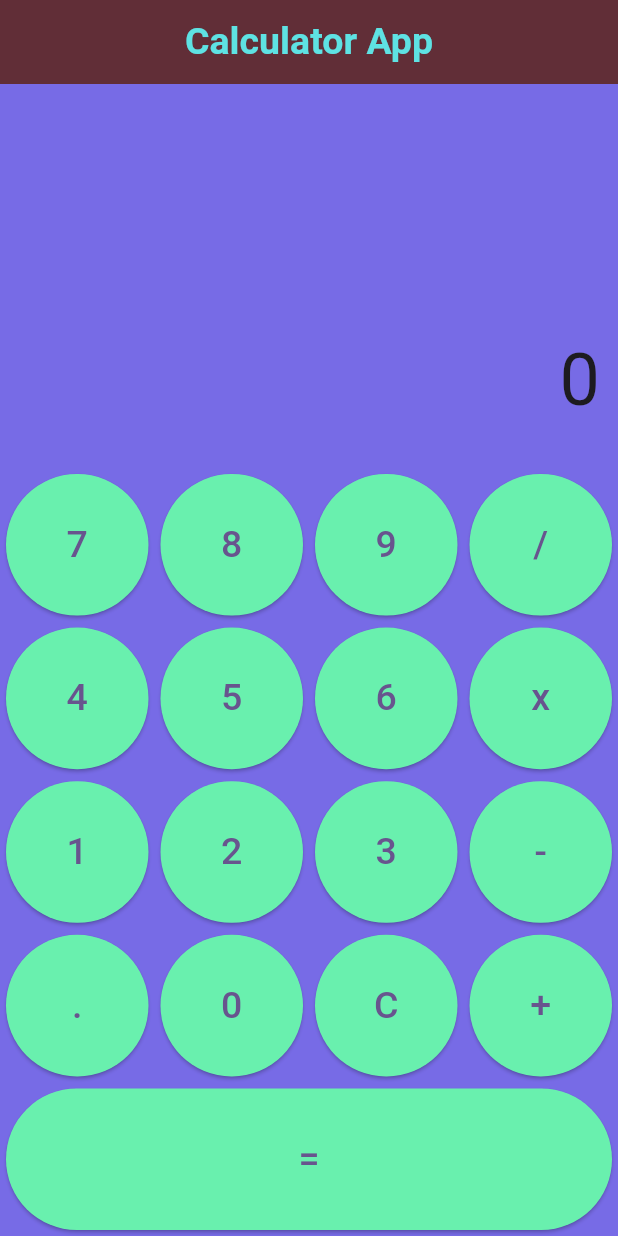
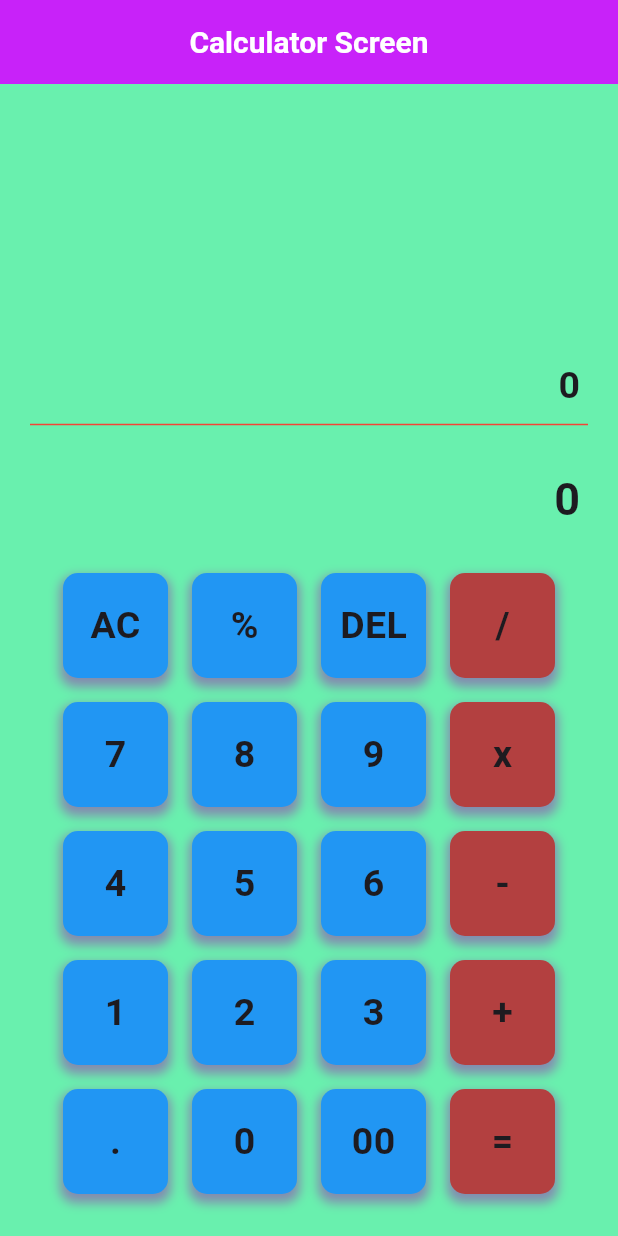
Before and after one commit to Qariziaullahkhan/Young-dev-Interne-Calcuator-Task, a Flutter app: the screen it shows after launch, on a phone screen of 412 x 824 dp. Run offline on Flutter 3.47's test engine with Material 3 defaults, Android fonts, the phone set to English and light mode, and no system bars; our stand-ins replace gap, math_expressions.

Commit message:
we add the calculator screens

```diff
--- /dev/null
+++ b/lib/App_colors.dart
@@ -0,0 +1,11 @@
+import 'dart:ui';
+
+import 'package:flutter/material.dart';
+
+class Appcolors {
+  static const primaryColor = Color(0xFF7729EE);
+  static const pinkColor = Color(0xFFC822F9);
+  static const lightPurpleColor = Color(0xFF855AD1);
+  static const bluecolor2 = Color(0xFF1E84A4);
+  static const bluecolor1 = Colors.white;
+}
--- a/lib/Home_screen.dart
+++ b/lib/Home_screen.dart
@@ -1,169 +1,238 @@
 import 'package:flutter/material.dart';
+import 'package:gap/gap.dart';
+import 'package:math_expressions/math_expressions.dart';
+import 'package:youngdev_interne_calculator_task/App_colors.dart';
 
-class CalculatorScreen extends StatefulWidget {
-  const CalculatorScreen({super.key});
+import 'custom_button.dart';
+
+class HomeScreen extends StatefulWidget {
+  const HomeScreen({super.key});
 
   @override
-  State<CalculatorScreen> createState() => _CalculatorScreenState();
+  State<HomeScreen> createState() => _HomeScreenState();
 }
 
-class _CalculatorScreenState extends State<CalculatorScreen> {
-  String _output = '0';
-String _calculation = '';
-double num1 = 0.0;
-double num2 = 0.0;
-String operand = '';
-void _buttonPressed(String buttonText) {
-setState(() {
-if (buttonText == 'C') {
-_output = '0';
-_calculation = '';
-num1 = 0.0;
-num2 = 0.0;
-operand = '';
-} else if (buttonText == '+' || buttonText == '-' || buttonText == 'x' || buttonText == '/') {
-num1 = double.parse(_output);
-operand = buttonText;
-_calculation += ' $_output $operand';
-_output = '0';
-} else if (buttonText == '=') {
-num2 = double.parse(_output);
-_calculation += ' $_output =';
-if (operand == '+') {
-_output = (num1 + num2).toString();
-}
-if (operand == '-') {
-_output = (num1 - num2).toString();
-}
-if (operand == 'x') {
-_output = (num1 * num2).toString();
-}
-if (operand == '/') {
-_output = (num1 / num2).toString();
-}
-num1 = 0.0;
-num2 = 0.0;
-operand = '';
-} else {
-if (_output == '0' && buttonText != '.') {
-_output = buttonText;
-} else if (buttonText == '.' && !_output.contains('.')) {
-_output += buttonText;
-} else if (buttonText != '.') {
-_output += buttonText;
-}
-}
-});
-}
-Widget buildButton(String buttonText) {
-return Expanded(
-child: Padding(
-padding: const EdgeInsets.all(4.0),
-child: ElevatedButton(
-  style: ElevatedButton.styleFrom(
-    backgroundColor: Colors.greenAccent
-  ),
-onPressed: () {
-_buttonPressed(buttonText);
-},
-child: Text(
-buttonText,
-style: TextStyle(fontSize: 25.0),
-),
-),
-),
-);
+class _HomeScreenState extends State<HomeScreen> {
+  var userInput = '';
+  var result = '0';
+
+  void equalPressed() {
+    Parser p = Parser();
+    Expression expression = p.parse(userInput);
+    ContextModel contextModel = ContextModel();
+    double eval = expression.evaluate(EvaluationType.REAL, contextModel);
+    result = eval.toString();
   }
   @override
   Widget build(BuildContext context) {
     return Scaffold(
-      appBar: AppBar(
-  backgroundColor: Color(0xC45A1B02),
-title: Text('Calculator App' , style: TextStyle(color: Color.fromRGBO(94, 248, 248, 0.89),fontSize: 25,fontWeight: FontWeight.w700),),
+      backgroundColor: Colors.greenAccent,
+      appBar: AppBar(title: const Text("Calculator Screen",style: TextStyle(fontSize: 20,fontWeight: FontWeight.bold,color: Colors.white),),
       centerTitle: true,
-),
-backgroundColor: Color.fromRGBO(119, 107, 230, 1),
+      backgroundColor: Appcolors.pinkColor,),
         body: Column(
-children: [
-Expanded(
-child: Container(
-alignment: Alignment.bottomRight,
-padding: EdgeInsets.symmetric(vertical: 24.0, horizontal: 12.0),
-child: Column(
-crossAxisAlignment: CrossAxisAlignment.end,
+
         mainAxisAlignment: MainAxisAlignment.end,
         children: [
-Text(
-_calculation,
-style: TextStyle(fontSize: 20.0, color: Colors.grey),
-),
-Text(
-_output,
-style: TextStyle(fontSize: 48.0),
-),
-],
+          Align(
+            alignment: Alignment.centerRight,
+            child: Padding(
+              padding: EdgeInsets.only(right: 25, left: 10),
+              child: Text(
+                userInput == '' ? '0' : userInput.toString(),
+                textAlign: TextAlign.right,
+                style:const TextStyle(
+                  fontSize: 25,
+                  fontWeight: FontWeight.bold,
                 ),
               ),
             ),
-Expanded(
-flex: 2,
-child: Column(
+          ),
+       const   Padding(
+            padding:  EdgeInsets.symmetric(horizontal: 20),
+            child: Divider(
+              color: Colors.red,
+
+
+            ),
+          ),
+          const Gap(20),
+          Align(
+            alignment: Alignment.centerRight,
+            child: Padding(
+              padding: const EdgeInsets.only(right: 25, left: 10),
+              child: Text(
+                result.toString(),
+                textAlign: TextAlign.right,
+                maxLines: 1,
+                style:const TextStyle(
+                  fontSize: 30,
+                  fontWeight: FontWeight.bold,
+                ),
+              ),
+            ),
+          ),
+                    const Gap(20),
+
+
+          Row(
+            mainAxisAlignment: MainAxisAlignment.center,
             children: [
-Expanded(
-child: Row(
-crossAxisAlignment: CrossAxisAlignment.stretch,
-children: [
-buildButton('7'),
-buildButton('8'),
-buildButton('9'),
-buildButton('/'),
+              CalculatorButton(
+                  buttonTitle: 'AC',
+                  buttonOnPress: () {
+                    userInput = '';
+                    result = '0';
+                    setState(() {});
+                  }),
+              CalculatorButton(
+                  buttonTitle: '%',
+                  buttonOnPress: () {
+                    userInput += '%';
+                    setState(() {});
+                  }),
+              CalculatorButton(
+                  buttonTitle: 'DEL',
+                  buttonOnPress: () {
+                    userInput = userInput.substring(0, userInput.length - 1);
+
+                    setState(() {});
+                  }),
+              CalculatorButton(
+
+                  buttonTitle: '/',
+                  buttonColor: Color.fromARGB(255, 179, 64, 64),
+                  buttonOnPress: () {
+                    userInput += '/';
+                    setState(() {});
+                  }),
             ],
           ),
-),
-Expanded(
-child: Row(
-crossAxisAlignment: CrossAxisAlignment.stretch,
+          Row(
+            mainAxisAlignment: MainAxisAlignment.center,
             children: [
-buildButton('4'),
-buildButton('5'),
-buildButton('6'),
-buildButton('x'),
+              CalculatorButton(
+                  buttonTitle: '7',
+                  buttonOnPress: () {
+                    userInput += '7';
+                    setState(() {});
+                  }),
+              CalculatorButton(
+                  buttonTitle: '8',
+                  buttonOnPress: () {
+                    userInput += '8';
+                    setState(() {});
+                  }),
+              CalculatorButton(
+                  buttonTitle: '9',
+                  buttonOnPress: () {
+                    userInput += '9';
+                    setState(() {});
+                  }),
+              CalculatorButton(
+                  buttonTitle: 'x',
+                                    buttonColor: Color.fromARGB(255, 179, 64, 64),
+
+                  buttonOnPress: () {
+                    userInput += '*';
+                    setState(() {});
+                  }),
             ],
           ),
-),
-Expanded(
-child: Row(
-crossAxisAlignment: CrossAxisAlignment.stretch,
+          Row(
+            mainAxisAlignment: MainAxisAlignment.center,
             children: [
-buildButton('1'),
-buildButton('2'),
-buildButton('3'),
-buildButton('-'),
+              CalculatorButton(
+                  buttonTitle: '4',
+                  buttonOnPress: () {
+                    userInput += '4';
+                    setState(() {});
+                  }),
+              CalculatorButton(
+                  buttonTitle: '5',
+                  buttonOnPress: () {
+                    userInput += '5';
+                    setState(() {});
+                  }),
+              CalculatorButton(
+                  buttonTitle: '6',
+                  buttonOnPress: () {
+                    userInput += '6';
+                    setState(() {});
+                  }),
+              CalculatorButton(
+                  buttonTitle: '-',
+                                    buttonColor: Color.fromARGB(255, 179, 64, 64),
+
+                  buttonOnPress: () {
+                    userInput += '-';
+                    setState(() {});
+                  }),
             ],
           ),
-),
-Expanded(
-child: Row(
-crossAxisAlignment: CrossAxisAlignment.stretch,
+          Row(
+            mainAxisAlignment: MainAxisAlignment.center,
             children: [
-buildButton('.'),
-buildButton('0'),
-buildButton('C'),
-buildButton('+'),
+              CalculatorButton(
+                  buttonTitle: '1',
+                  buttonOnPress: () {
+                    userInput += '1';
+                    setState(() {});
+                  }),
+              CalculatorButton(
+                  buttonTitle: '2',
+                  buttonOnPress: () {
+                    userInput += '2';
+                    setState(() {});
+                  }),
+              CalculatorButton(
+                  buttonTitle: '3',
+                  buttonOnPress: () {
+                    userInput += '3';
+                    setState(() {});
+                  }),
+              CalculatorButton(
+                  buttonTitle: '+',
+                                    buttonColor: Color.fromARGB(255, 179, 64, 64),
+
+                  buttonOnPress: () {
+                    userInput += '+';
+                    setState(() {});
+                  }),
             ],
           ),
-),
-Expanded(
-child: Row(
-crossAxisAlignment: CrossAxisAlignment.stretch,
+          Row(
+            mainAxisAlignment: MainAxisAlignment.center,
             children: [
-buildButton('='),
+              CalculatorButton(
+                  buttonTitle: '.',
+                  buttonOnPress: () {
+                    userInput += '.';
+                    setState(() {});
+                  }),
+              CalculatorButton(
+                  buttonTitle: '0',
+                  buttonOnPress: () {
+                    userInput += '0';
+                    setState(() {});
+                  }),
+              CalculatorButton(
+                  buttonTitle: '00',
+                  buttonOnPress: () {
+                    userInput += '00';
+                    setState(() {});
+                  }),
+              CalculatorButton(
+                  buttonTitle: '=',
+                                    buttonColor: Color.fromARGB(255, 179, 64, 64),
+
+                  buttonOnPress: () {
+                    equalPressed();
+                    setState(() {});
+                  }),
             ],
           ),
-),
-],
-),
-),
+          const Gap(20),
         ],
       ),
     );
--- /dev/null
+++ b/lib/custom_button.dart
@@ -0,0 +1,44 @@
+import 'package:flutter/material.dart';
+
+class CalculatorButton extends StatelessWidget {
+  final String buttonTitle;
+  final Color buttonColor;
+  final VoidCallback buttonOnPress;
+
+  const CalculatorButton({
+    super.key,
+    required this.buttonTitle,
+    this.buttonColor = Colors.blue,
+    required this.buttonOnPress,
+  });
+
+  @override
+  Widget build(BuildContext context) {
+    return InkWell(
+      onTap: buttonOnPress,
+      child: Padding(
+        padding: const EdgeInsets.all(8.0),
+        child: Container(
+          height: 70,
+          width: 70,
+          alignment: Alignment.center,
+          child: Text(
+            buttonTitle,
+            style: TextStyle(
+              fontWeight: FontWeight.bold,
+              fontSize: 25,
+            ),
+          ),
+          decoration: BoxDecoration(boxShadow: [
+            BoxShadow(
+              color: Colors.purple.withOpacity(0.5),
+              blurRadius: 5,
+              spreadRadius: 2,
+              offset: Offset(0, 4),
+            ),
+          ], color: buttonColor, borderRadius: BorderRadius.circular(10)),
+        ),
+      ),
+    );
+  }
+}
--- a/lib/main.dart
+++ b/lib/main.dart
@@ -1,5 +1,7 @@
 import 'package:flutter/material.dart';
 import 'package:youngdev_interne_calculator_task/Home_screen.dart';
+
+import 'App_colors.dart';
 
 void main() {
   runApp(const MyApp());
@@ -14,12 +16,15 @@ class MyApp extends StatelessWidget {
     return MaterialApp(
       debugShowCheckedModeBanner: false,
       title: 'Flutter Demo',
-      theme: ThemeData(
+      theme: ThemeData(primaryColor: Appcolors.primaryColor,
+        appBarTheme: const AppBarTheme(
+          backgroundColor: Appcolors.primaryColor,
+        ),
 
         colorScheme: ColorScheme.fromSeed(seedColor: Colors.deepPurple),
         useMaterial3: true,
       ),
-      home: const CalculatorScreen(),
+      home: const HomeScreen(),
     );
   }
 }
--- a/pubspec.yaml
+++ b/pubspec.yaml
@@ -35,6 +35,8 @@ dependencies:
   # The following adds the Cupertino Icons font to your application.
   # Use with the CupertinoIcons class for iOS style icons.
   cupertino_icons: ^1.0.6
+  math_expressions: ^2.5.0
+  gap: ^3.0.1
 
 dev_dependencies:
   flutter_test:
```
Also changed, not shown: pubspec.lock. Lines whose indentation alone changed are shown as unchanged.
